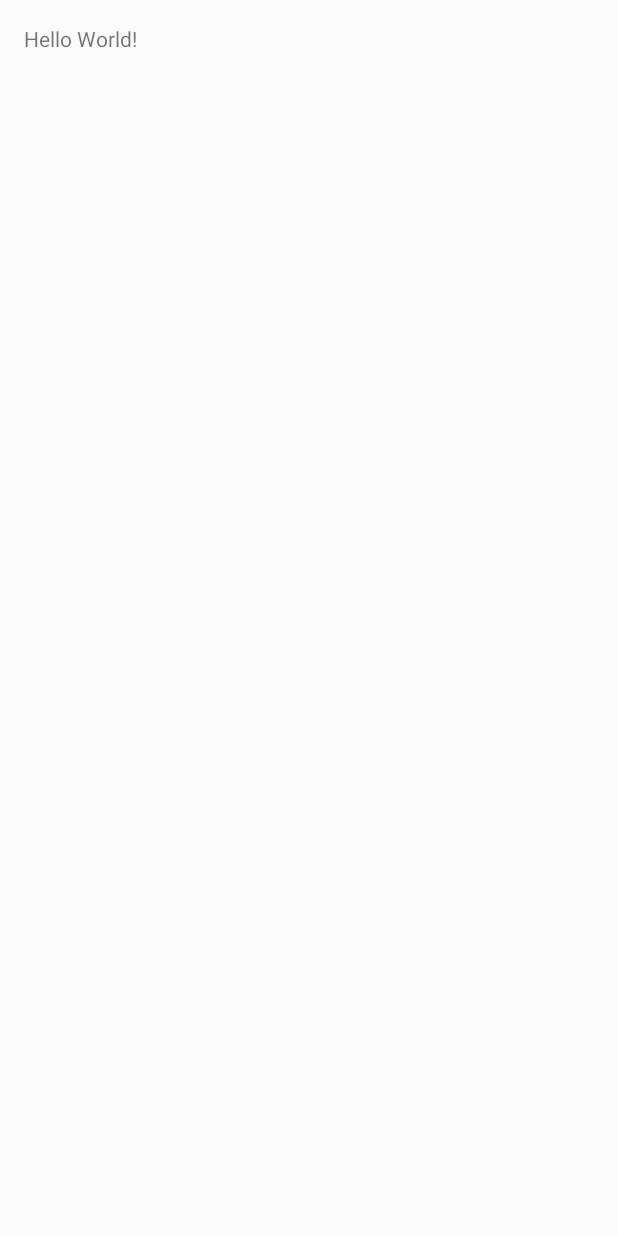
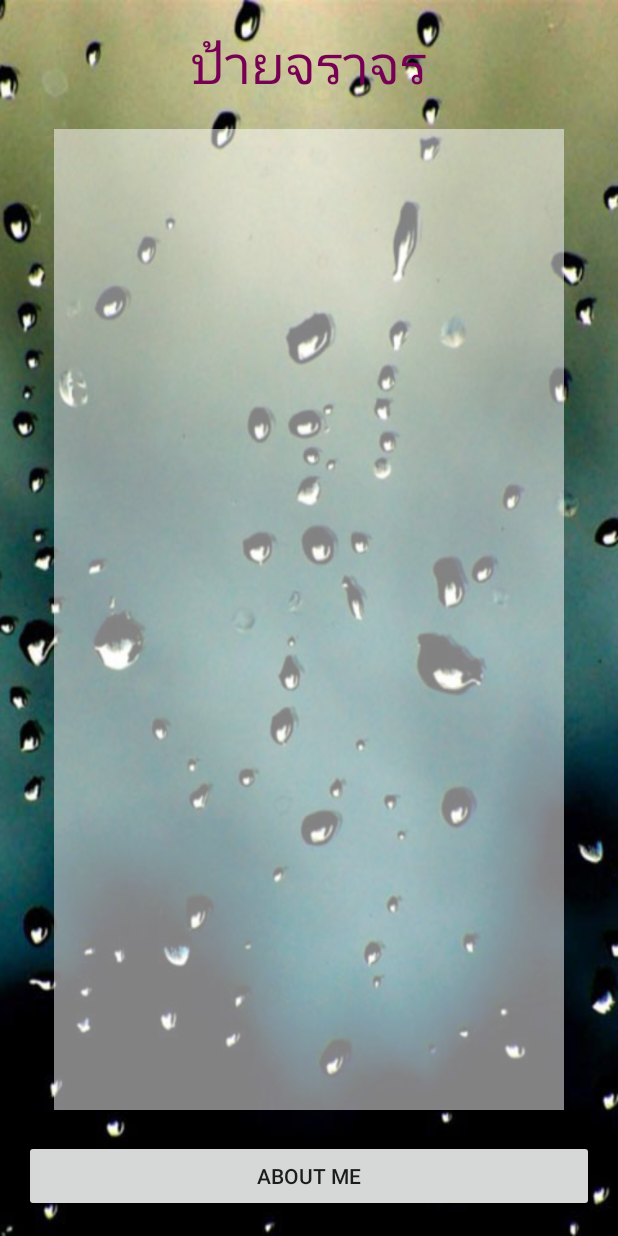
Before and after one commit to masterUNG/My-Traffic-2July, an Android app: the screen it shows after launch (MainActivity), on a phone screen of 412 x 824 dp. Before the commit the screen is almost empty. Run offline under Robolectric (Android 15) with nearby library versions, the phone set to English and light mode, and no system bars.

Commit message:
Design UI Main finish

```diff
--- a/app/src/main/res/layout/activity_main.xml
+++ b/app/src/main/res/layout/activity_main.xml
@@ -7,10 +7,31 @@
     android:paddingLeft="@dimen/activity_horizontal_margin"
     android:paddingRight="@dimen/activity_horizontal_margin"
     android:paddingTop="@dimen/activity_vertical_margin"
-    tools:context="appewtc.masterung.mytraffic.MainActivity">
+    tools:context="appewtc.masterung.mytraffic.MainActivity"
+    android:background="@drawable/bg28">
 
     <TextView
         android:layout_width="wrap_content"
         android:layout_height="wrap_content"
-        android:text="Hello World!" />
+        android:text="@string/head_main"
+        android:id="@+id/textView"
+        android:textSize="@dimen/h1"
+        android:layout_centerHorizontal="true"
+        android:textColor="@color/text" />
+
+    <Button
+        android:layout_width="match_parent"
+        android:layout_height="wrap_content"
+        android:text="About Me"
+        android:id="@+id/button"
+        android:layout_alignParentBottom="true" />
+
+    <ListView
+        android:layout_width="wrap_content"
+        android:layout_height="wrap_content"
+        android:id="@+id/listView"
+        android:layout_below="@+id/textView"
+        android:layout_above="@+id/button"
+        android:layout_margin="20dp"
+        android:background="#82ffffff" />
 </RelativeLayout>
--- a/app/src/main/res/values/colors.xml
+++ b/app/src/main/res/values/colors.xml
@@ -3,4 +3,7 @@
     <color name="colorPrimary">#3F51B5</color>
     <color name="colorPrimaryDark">#303F9F</color>
     <color name="colorAccent">#FF4081</color>
+
+    <color name="text">#770054</color>
+
 </resources>
--- a/app/src/main/res/values/dimens.xml
+++ b/app/src/main/res/values/dimens.xml
@@ -2,4 +2,8 @@
     <!-- Default screen margins, per the Android Design guidelines. -->
     <dimen name="activity_horizontal_margin">16dp</dimen>
     <dimen name="activity_vertical_margin">16dp</dimen>
+
+    <dimen name="h1">35sp</dimen>
+    <dimen name="h2">20sp</dimen>
+
 </resources>
--- a/app/src/main/res/values/strings.xml
+++ b/app/src/main/res/values/strings.xml
@@ -1,3 +1,6 @@
 <resources>
-    <string name="app_name">My Traffic</string>
+    <string name="app_name">Easy Traffic</string>
+
+    <string name="head_main">ป้ายจราจร</string>
+
 </resources>
```
Also changed, not shown: app/src/main/res/drawable/bg28.png (added).
